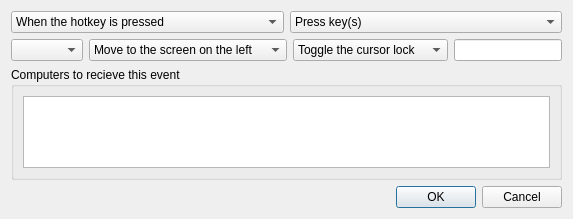
First picture: the form in src/apps/deskflow-gui/dialogs/ActionDialog.ui, repository deskflow/deskflow, before the edit.
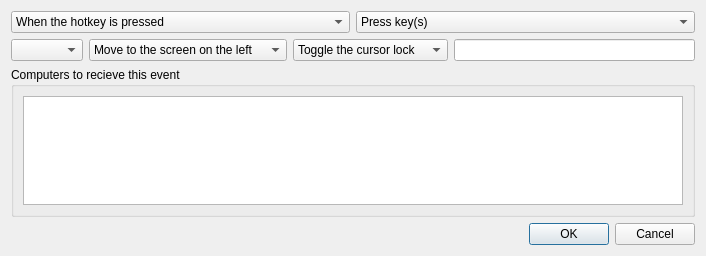
Second picture: the form after the edit. Custom widgets are drawn as their Qt base class.

Commit message: chore: ActionDialog, update UI file to Qt6 format and clean unneed keys

Diff of the .ui file:
```diff
--- a/src/apps/deskflow-gui/dialogs/ActionDialog.ui
+++ b/src/apps/deskflow-gui/dialogs/ActionDialog.ui
@@ -6,8 +6,8 @@
    <rect>
     <x>0</x>
     <y>0</y>
-    <width>0</width>
-    <height>0</height>
+    <width>706</width>
+    <height>256</height>
    </rect>
   </property>
   <property name="sizePolicy">
@@ -19,20 +19,11 @@
   <property name="windowTitle">
    <string>Configure Action</string>
   </property>
-  <layout class="QVBoxLayout" name="verticalLayout">
-   <property name="spacing">
-    <number>6</number>
-   </property>
+  <layout class="QVBoxLayout" name="_2">
    <item>
     <layout class="QHBoxLayout" name="horizontalLayout_4">
      <item>
       <widget class="QComboBox" name="comboTriggerOn">
-       <property name="sizePolicy">
-        <sizepolicy hsizetype="Preferred" vsizetype="Fixed">
-         <horstretch>0</horstretch>
-         <verstretch>0</verstretch>
-        </sizepolicy>
-       </property>
        <item>
         <property name="text">
          <string>When the hotkey is pressed</string>
@@ -47,12 +38,6 @@
      </item>
      <item>
       <widget class="QComboBox" name="comboActionType">
-       <property name="sizePolicy">
-        <sizepolicy hsizetype="Preferred" vsizetype="Fixed">
-         <horstretch>0</horstretch>
-         <verstretch>0</verstretch>
-        </sizepolicy>
-       </property>
        <item>
         <property name="text">
          <string>Press key(s)</string>
@@ -163,17 +148,7 @@
       </widget>
      </item>
      <item>
-      <widget class="KeySequenceWidget" name="keySequenceWidget">
-       <property name="sizePolicy">
-        <sizepolicy hsizetype="Preferred" vsizetype="Fixed">
-         <horstretch>0</horstretch>
-         <verstretch>0</verstretch>
-        </sizepolicy>
-       </property>
-       <property name="text">
-        <string/>
-       </property>
-      </widget>
+      <widget class="KeySequenceWidget" name="keySequenceWidget"/>
      </item>
     </layout>
    </item>
@@ -188,17 +163,11 @@
      <property name="title">
       <string>Computers to recieve this event</string>
      </property>
-     <layout class="QHBoxLayout">
+     <layout class="QHBoxLayout" name="_3">
       <item>
        <widget class="QListWidget" name="listScreens">
-        <property name="sizePolicy">
-         <sizepolicy hsizetype="Expanding" vsizetype="Preferred">
-          <horstretch>0</horstretch>
-          <verstretch>0</verstretch>
-         </sizepolicy>
-        </property>
         <property name="sizeAdjustPolicy">
-         <enum>QAbstractScrollArea::AdjustToContents</enum>
+         <enum>QAbstractScrollArea::SizeAdjustPolicy::AdjustToContentsOnFirstShow</enum>
         </property>
        </widget>
       </item>
@@ -207,9 +176,6 @@
    </item>
    <item>
     <widget class="QDialogButtonBox" name="buttonBox">
-     <property name="orientation">
-      <enum>Qt::Horizontal</enum>
-     </property>
      <property name="standardButtons">
       <set>QDialogButtonBox::Cancel|QDialogButtonBox::Ok</set>
      </property>
```
Left out of the diff: 14 changed lines with no effect on the pictures.
